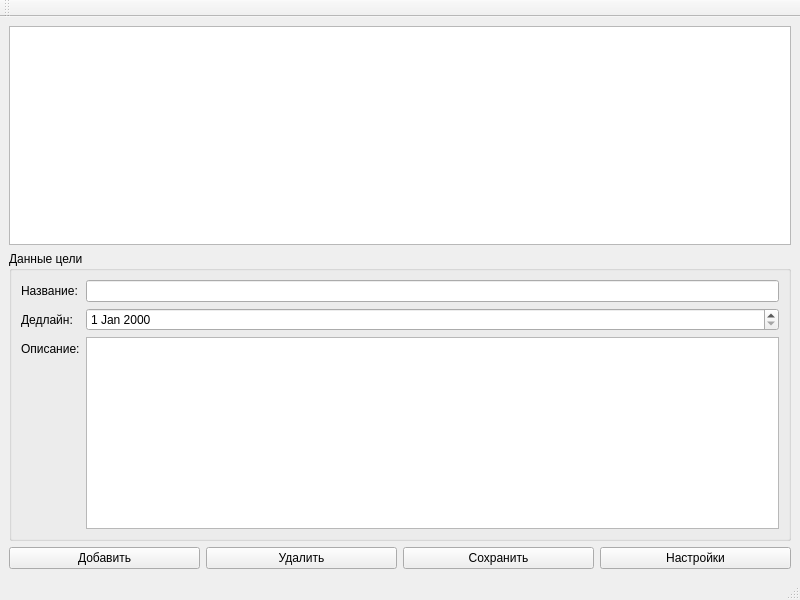
Above: goal-manager/src/ui/mainwindow.ui from Andrey-Strekalov/goal-manager-qt before the change. Below: the same form after it.
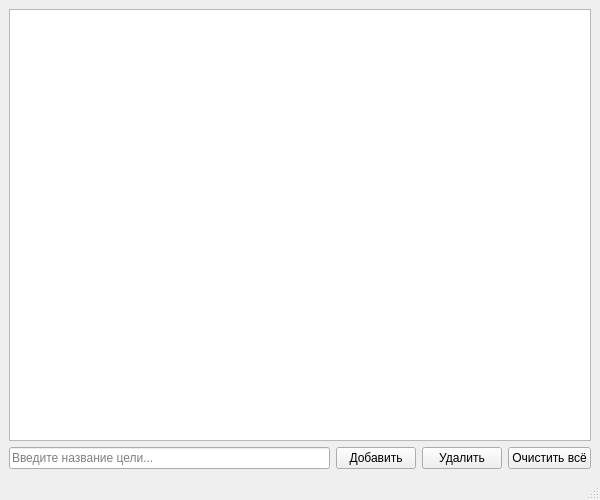
That is the form after the change.

Commit message:
feat: implement list view, CRUD operations and custom delegate
Создан QListView и QStringListModel. Реализованы операции добавления, удаления и очистки списка. Написан кастомный ItemDelegate для inline-редактирования по двойному клику с использованием save/restore в методе paint.

```diff
--- a/goal-manager/src/ui/mainwindow.ui
+++ b/goal-manager/src/ui/mainwindow.ui
@@ -6,8 +6,8 @@
    <rect>
     <x>0</x>
     <y>0</y>
-    <width>800</width>
-    <height>600</height>
+    <width>600</width>
+    <height>500</height>
    </rect>
   </property>
   <property name="windowTitle">
@@ -16,49 +16,17 @@
   <widget class="QWidget" name="centralwidget">
    <layout class="QVBoxLayout" name="verticalLayout">
     <item>
-     <widget class="QTableView" name="tableViewGoals"/>
+     <widget class="QListView" name="listViewGoals"/>
     </item>
     <item>
-     <widget class="QGroupBox" name="groupBoxInput">
-      <property name="title">
-       <string>Данные цели</string>
-      </property>
-      <layout class="QFormLayout" name="formLayout">
-       <item row="0" column="0">
-        <widget class="QLabel" name="labelTitle">
-         <property name="text">
-          <string>Название:</string>
-         </property>
-        </widget>
-       </item>
-       <item row="0" column="1">
-        <widget class="QLineEdit" name="lineEditTitle"/>
-       </item>
-       <item row="1" column="0">
-        <widget class="QLabel" name="labelDeadline">
-         <property name="text">
-          <string>Дедлайн:</string>
-         </property>
-        </widget>
-       </item>
-       <item row="1" column="1">
-        <widget class="QDateEdit" name="dateEditDeadline"/>
-       </item>
-       <item row="2" column="0">
-        <widget class="QLabel" name="labelDescription">
-         <property name="text">
-          <string>Описание:</string>
-         </property>
-        </widget>
-       </item>
-       <item row="2" column="1">
-        <widget class="QTextEdit" name="textEditDescription"/>
-       </item>
-      </layout>
-     </widget>
-    </item>
-    <item>
-     <layout class="QHBoxLayout" name="horizontalLayout">
+     <layout class="QHBoxLayout" name="horizontalLayoutInput">
+      <item>
+       <widget class="QLineEdit" name="lineEditGoalInput">
+        <property name="placeholderText">
+         <string>Введите название цели...</string>
+        </property>
+       </widget>
+      </item>
       <item>
        <widget class="QPushButton" name="btnAdd">
         <property name="text">
@@ -74,16 +42,9 @@
        </widget>
       </item>
       <item>
-       <widget class="QPushButton" name="btnSave">
+       <widget class="QPushButton" name="btnClear">
         <property name="text">
-         <string>Сохранить</string>
-        </property>
-       </widget>
-      </item>
-      <item>
-       <widget class="QPushButton" name="btnSettings">
-        <property name="text">
-         <string>Настройки</string>
+         <string>Очистить всё</string>
         </property>
        </widget>
       </item>
@@ -102,17 +63,6 @@
    </property>
   </widget>
   <widget class="QStatusBar" name="statusbar"/>
-  <widget class="QToolBar" name="toolBar">
-   <property name="windowTitle">
-    <string>Инструменты</string>
-   </property>
-   <attribute name="toolBarArea">
-    <enum>TopToolBarArea</enum>
-   </attribute>
-   <attribute name="toolBarBreak">
-    <bool>false</bool>
-   </attribute>
-  </widget>
  </widget>
  <resources/>
  <connections/>
```
Left out of the diff: 2 changed lines with no effect on the pictures. The commit also changes 5 other files.
